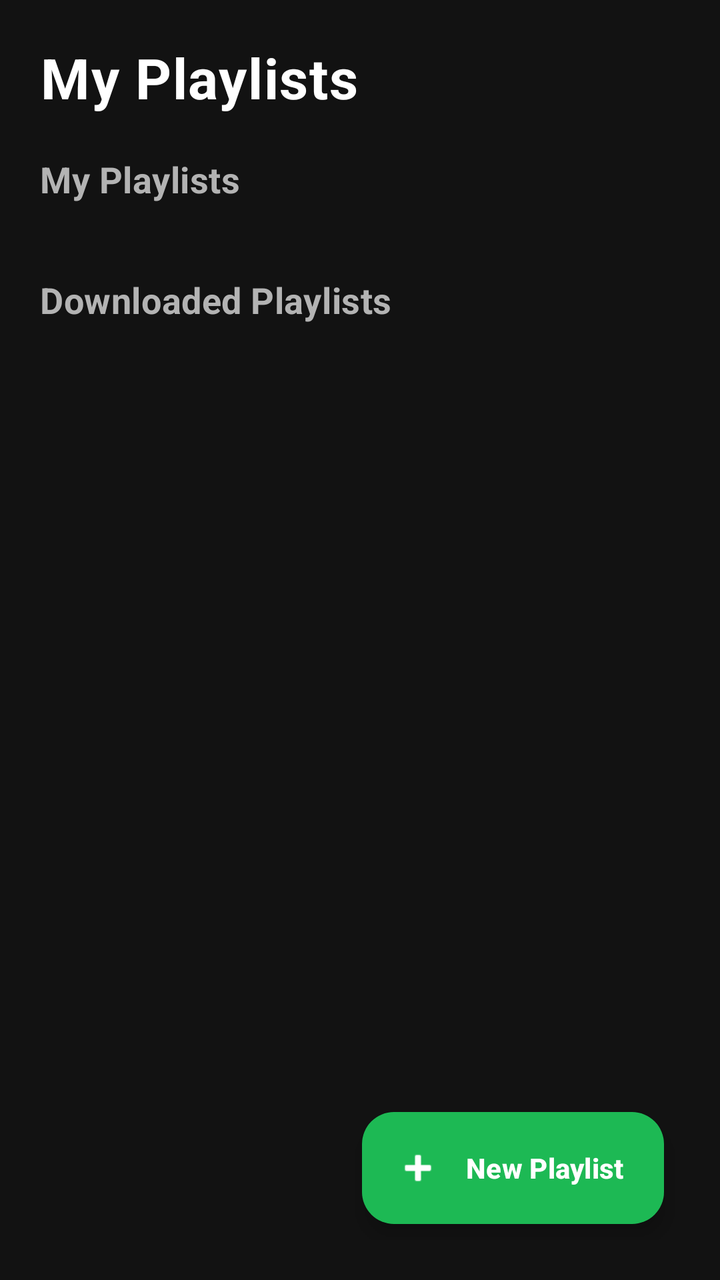
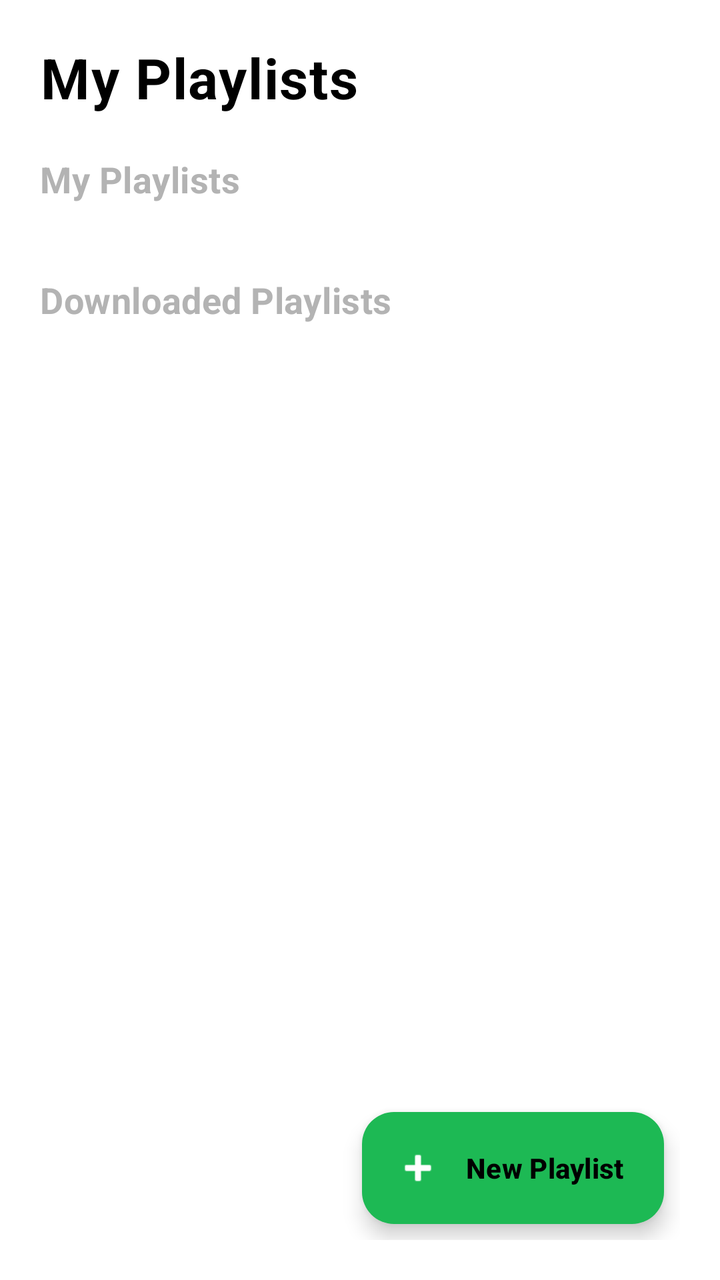

Compare the two renders of this Android layout. The source of the first and the diff that turns it into the second are given below.
<!-- AndroidManifest.xml: application theme Theme.DSSMV_ProjectDroid_1230628_1222027 -->
<!-- res/layout/activity_playlist.xml -->
<?xml version="1.0" encoding="utf-8"?>
<RelativeLayout xmlns:android="http://schemas.android.com/apk/res/android"
                xmlns:app="http://schemas.android.com/apk/res-auto"
                android:id="@+id/main_playlist"
                android:layout_width="match_parent"
                android:layout_height="match_parent"
                android:background="#121212"
                android:padding="20dp">

    <LinearLayout
            android:id="@+id/headerLayout"
            android:layout_width="match_parent"
            android:layout_height="wrap_content"
            android:layout_alignParentTop="true"
            android:layout_marginBottom="20dp"
            android:gravity="center_vertical"
            android:orientation="horizontal">

        <TextView
                android:layout_width="0dp"
                android:layout_height="wrap_content"
                android:layout_weight="1"
                android:letterSpacing="0.02"
                android:text="My Playlists"
                android:textColor="#FFFFFF"
                android:textSize="28sp"
                android:textStyle="bold" />

    </LinearLayout>

    <androidx.core.widget.NestedScrollView
            android:layout_width="match_parent"
            android:layout_height="match_parent"
            android:layout_below="@id/headerLayout"
            android:clipToPadding="false"
            android:paddingBottom="80dp"
            android:scrollbars="none">

        <LinearLayout
                android:layout_width="match_parent"
                android:layout_height="wrap_content"
                android:orientation="vertical">

            <TextView
                    android:layout_width="wrap_content"
                    android:layout_height="wrap_content"
                    android:layout_marginBottom="12dp"
                    android:letterSpacing="0.01"
                    android:text="My Playlists"
                    android:textColor="#B3B3B3"
                    android:textSize="18sp"
                    android:textStyle="bold" />

            <androidx.recyclerview.widget.RecyclerView
                    android:id="@+id/recyclerMyPlaylists"
                    android:layout_width="match_parent"
                    android:layout_height="wrap_content"
                    android:nestedScrollingEnabled="false"
                    android:layout_marginBottom="24dp" />

            <TextView
                    android:layout_width="wrap_content"
                    android:layout_height="wrap_content"
                    android:layout_marginBottom="12dp"
                    android:letterSpacing="0.01"
                    android:text="Downloaded Playlists"
                    android:textColor="#B3B3B3"
                    android:textSize="18sp"
                    android:textStyle="bold" />

            <androidx.recyclerview.widget.RecyclerView
                    android:id="@+id/recyclerDownloadedPlaylists"
                    android:layout_width="match_parent"
                    android:layout_height="wrap_content"
                    android:nestedScrollingEnabled="false" />

        </LinearLayout>
    </androidx.core.widget.NestedScrollView>

    <com.google.android.material.floatingactionbutton.ExtendedFloatingActionButton
            android:id="@+id/fabAddPlaylist"
            android:layout_width="wrap_content"
            android:layout_height="wrap_content"
            android:layout_alignParentEnd="true"
            android:layout_alignParentBottom="true"
            android:layout_marginEnd="8dp"
            android:layout_marginBottom="8dp"
            android:contentDescription="Criar Playlist"
            android:text="New Playlist"
            android:textColor="#FFFFFF"
            android:textStyle="bold"
            app:backgroundTint="#1DB954"
            app:icon="@android:drawable/ic_input_add"
            app:iconTint="#FFFFFF" />

</RelativeLayout>
<!-- resources referenced by this layout -->
<resources>
  <style name="Theme.DSSMV_ProjectDroid_1230628_1222027" parent="Base.Theme.DSSMV_ProjectDroid_1230628_1222027" />
  <style name="Base.Theme.DSSMV_ProjectDroid_1230628_1222027" parent="Theme.Material3.DayNight.NoActionBar">
          
          
      </style>
</resources>

<!-- the commit's change to res/layout/activity_playlist.xml (unified diff, before → after) -->
@@ -4,7 +4,7 @@
                 android:id="@+id/main_playlist"
                 android:layout_width="match_parent"
                 android:layout_height="match_parent"
-                android:background="#121212"
+                android:background="@color/background_color"
                 android:padding="20dp">
 
     <LinearLayout
@@ -22,7 +22,7 @@
                 android:layout_weight="1"
                 android:letterSpacing="0.02"
                 android:text="My Playlists"
-                android:textColor="#FFFFFF"
+                android:textColor="@color/text_color"
                 android:textSize="28sp"
                 android:textStyle="bold" />
 
@@ -87,7 +87,7 @@
             android:layout_marginBottom="8dp"
             android:contentDescription="Criar Playlist"
             android:text="New Playlist"
-            android:textColor="#FFFFFF"
+            android:textColor="@color/text_color"
             android:textStyle="bold"
             app:backgroundTint="#1DB954"
             app:icon="@android:drawable/ic_input_add"
<!-- resource entries referenced after the edit -->
@@ -1,5 +1,7 @@
 <!-- resources referenced by this layout -->
 <resources>
+  <color name="background_color">#FFFFFF</color>
+  <color name="text_color">#000000</color>
   <style name="Theme.DSSMV_ProjectDroid_1230628_1222027" parent="Base.Theme.DSSMV_ProjectDroid_1230628_1222027" />
   <style name="Base.Theme.DSSMV_ProjectDroid_1230628_1222027" parent="Theme.Material3.DayNight.NoActionBar">
           
